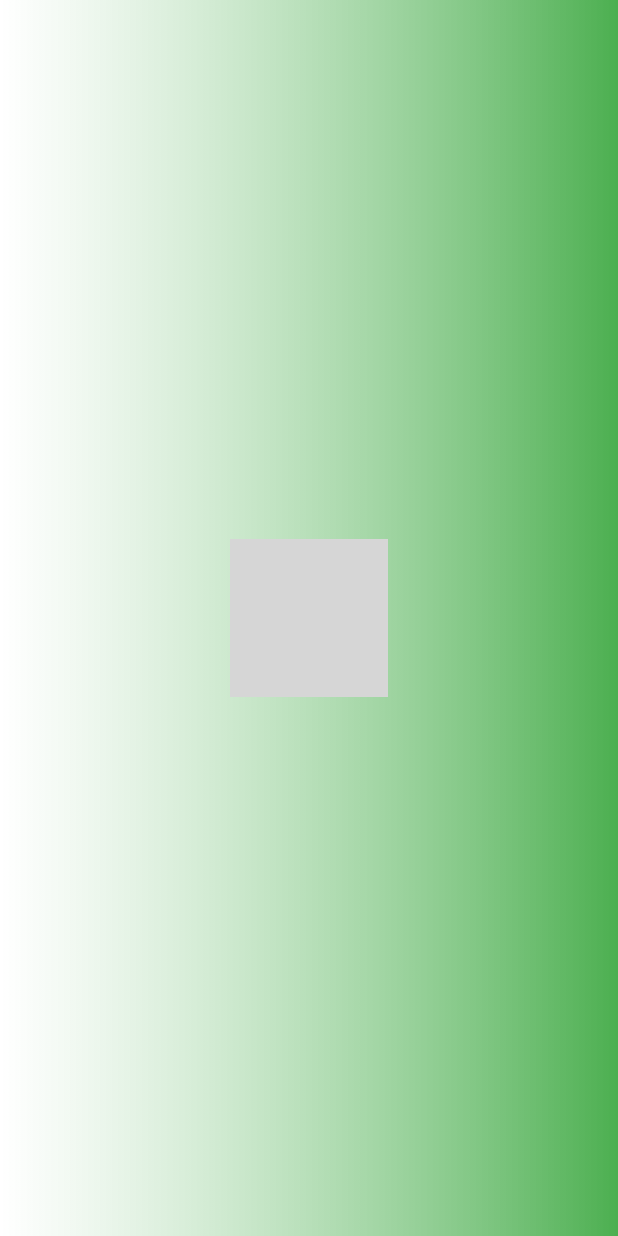
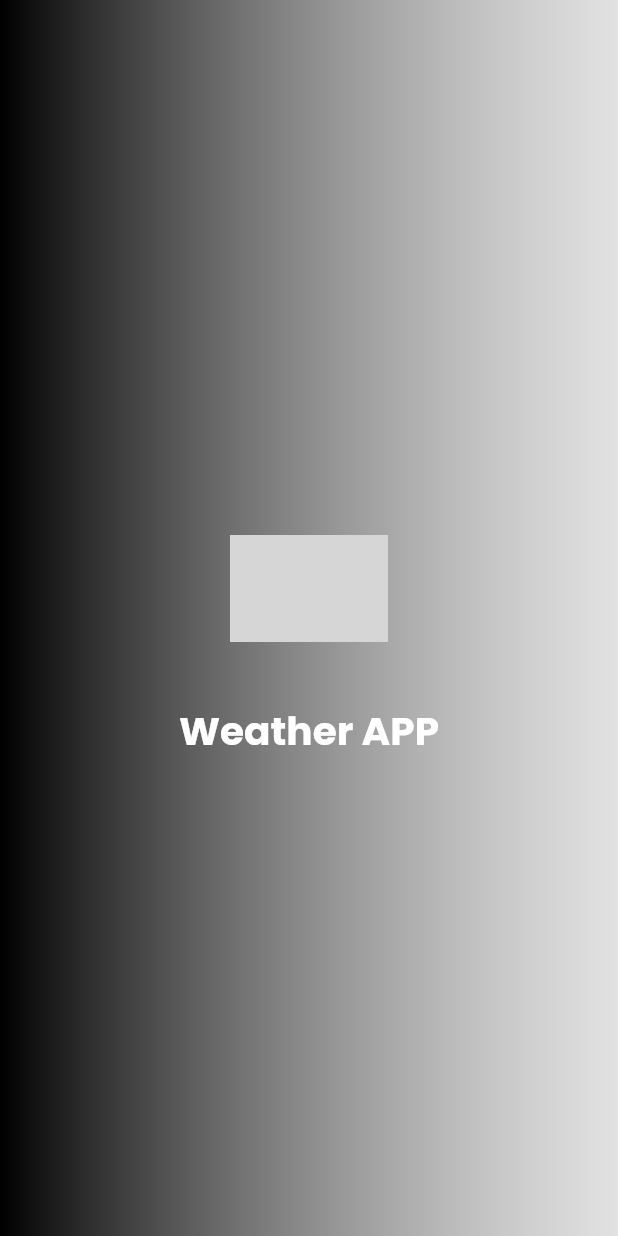
Before and after one commit to Kumail-Raza-Bangash/mvvm_getx_weather_app, a Flutter app: the SplashScreen screen opened directly, on a phone screen of 412 x 824 dp. Run offline on Flutter 3.47's test engine with Material 3 defaults, Android fonts, the phone set to English and light mode, and no system bars; our stand-ins replace cached_network_image, get, get_storage; accounts and stored records are empty; network calls fail; grey boxes are pictures that could not be loaded.

Commit message:
Updated Code SPLASH-SCREEN

```diff
--- a/lib/resourses/colors.dart
+++ b/lib/resourses/colors.dart
@@ -16,11 +16,11 @@ class AppColor{
 
 
    static BoxDecoration buildGradiantBoxDecoration() {
-    return const BoxDecoration(
+    return BoxDecoration(
       gradient: LinearGradient(
         colors: [
-          Colors.white60,
-          Colors.green,
+          Colors.black,
+          Colors.grey.withOpacity(0.3),
         ],
         begin: Alignment.centerLeft,
         end: Alignment.centerRight,
--- a/lib/resourses/routes/routes.dart
+++ b/lib/resourses/routes/routes.dart
@@ -2,11 +2,19 @@ import 'package:get/get.dart';
 import 'package:mvvm_getx_weather_app/resourses/routes/routes_name.dart';
 import 'package:mvvm_getx_weather_app/view/home/home_view.dart';
 import 'package:mvvm_getx_weather_app/view/location/location_view.dart';
+import 'package:mvvm_getx_weather_app/view/splash_screen.dart';
 
 class AppRoutes {
   static appRoute() => [
         GetPage(
           name: RoutesName.initialRoute,
+          page: () => const SplashScreen(), //HomeView LocationView
+          transition: Transition.fadeIn,
+          transitionDuration: const Duration(milliseconds: 250),
+        ),
+
+        GetPage(
+          name: RoutesName.homeRoute,
           page: () => HomeView(), //HomeView LocationView
           transition: Transition.fadeIn,
           transitionDuration: const Duration(milliseconds: 250),
--- a/lib/resourses/routes/routes_name.dart
+++ b/lib/resourses/routes/routes_name.dart
@@ -3,6 +3,7 @@ class RoutesName {
   static const String initialRoute = '/';
 
   //home screen routes names
+  static const String homeRoute = '/HomeRoute';
   static const String locationRoute = '/LocationRoute';
 
 }
--- a/lib/resourses/services/splash_services.dart
+++ /dev/null
@@ -1,16 +0,0 @@
-// ignore_for_file: unnecessary_null_comparison, avoid_print
-
-import 'dart:async';
-
-import 'package:get/get.dart';
-import 'package:mvvm_getx_weather_app/resourses/routes/routes_name.dart';
-
-class SplashServices {
-  void isSuccess() {
-    Timer(
-      const Duration(seconds: 3),
-      () => Get.toNamed(RoutesName.initialRoute),
-    );
-  }
-
-}
--- a/lib/view/splash_screen.dart
+++ b/lib/view/splash_screen.dart
@@ -1,7 +1,10 @@
+import 'dart:async';
 
 import 'package:flutter/material.dart';
+import 'package:get/get.dart';
 import 'package:mvvm_getx_weather_app/resourses/colors.dart';
 import 'package:mvvm_getx_weather_app/resourses/image_assets.dart';
+import 'package:mvvm_getx_weather_app/resourses/routes/routes_name.dart';
 import 'package:mvvm_getx_weather_app/resourses/utils/dimensions.dart';
 
 class SplashScreen extends StatefulWidget {
@@ -11,7 +14,8 @@ class SplashScreen extends StatefulWidget {
   State<SplashScreen> createState() => _SplashScreenState();
 }
 
-class _SplashScreenState extends State<SplashScreen> with TickerProviderStateMixin{
+class _SplashScreenState extends State<SplashScreen>
+    with TickerProviderStateMixin {
 
   late Animation<double> animation;
   late AnimationController controller;
@@ -20,18 +24,16 @@ class _SplashScreenState extends State<SplashScreen> with TickerProviderStateMix
   void initState() {
     super.initState();
 
-    controller = AnimationController(
-      vsync: this,
-      duration: const Duration(seconds: 4))..forward();
+    controller =
+        AnimationController(vsync: this, duration: const Duration(seconds: 4))
+          ..forward();
 
-    animation = CurvedAnimation(
-      parent: controller,
-      curve: Curves.linear);
+    animation = CurvedAnimation(parent: controller, curve: Curves.linear);
 
-
-
+    Timer(const Duration(seconds: 5), () {
+      Get.offNamed(RoutesName.homeRoute);
+    });
   }
-
 
   @override
   Widget build(BuildContext context) {
@@ -40,14 +42,28 @@ class _SplashScreenState extends State<SplashScreen> with TickerProviderStateMix
       child: Scaffold(
         backgroundColor: Colors.transparent,
         body: Center(
-          child: ScaleTransition(
+          child: Column(
+            mainAxisAlignment: MainAxisAlignment.center,
+            children: [
+              ScaleTransition(
                 scale: animation,
                 child: Center(
                   child: Image.asset(
+                    height: 150,
                     ImageAssets.clouds,
                     width: Dimensions.splashImg,
                   ),
                 ),
+              ),
+              const Text(
+                "Weather APP",
+                style: TextStyle(
+                  color: Colors.white,
+                  fontWeight: FontWeight.bold,
+                  fontSize: 26,
+                ),
+              )
+            ],
           ),
         ),
       ),
```
Lines whose indentation alone changed are shown as unchanged.
